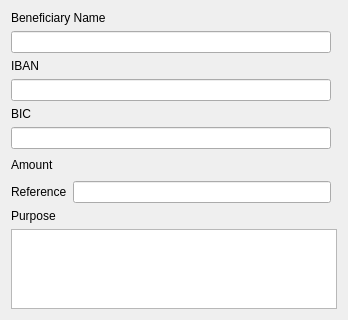
Before: the Qt Designer form kmymoney/plugins/onlinetasks/sepa/ui/sepacredittransferedit.ui in KDE/kmymoney, drawn with Qt 5.
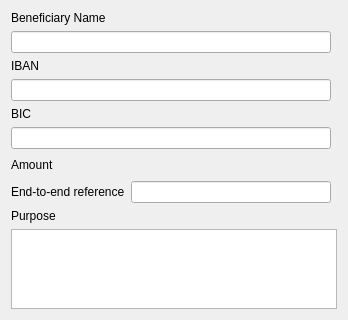
After: the same form once the commit is applied. Custom widgets are drawn as their Qt base class.

```diff
--- a/kmymoney/plugins/onlinetasks/sepa/ui/sepacredittransferedit.ui
+++ b/kmymoney/plugins/onlinetasks/sepa/ui/sepacredittransferedit.ui
@@ -139,7 +139,7 @@
    <item row="7" column="0">
     <widget class="QLabel" name="label">
      <property name="text">
-      <string>Reference</string>
+      <string>End-to-end reference</string>
      </property>
      <property name="buddy">
       <cstring>sepaReference</cstring>
```
